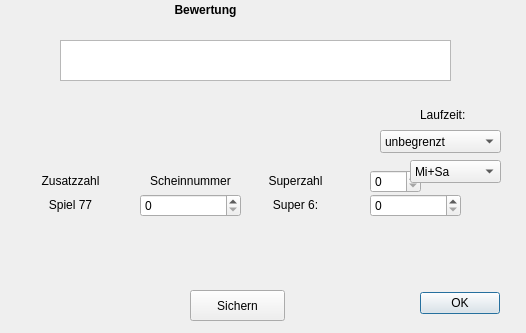
First picture: the form in lotto/gui/lotto_dialog.ui, repository MarkusHackspacher/pyLottoverwaltung, before the edit.
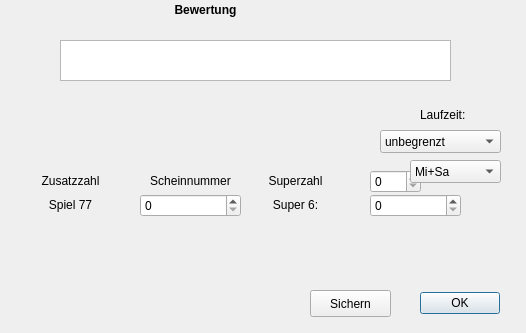
Second picture: the form after the edit.

Commit message: save changes in lotto_dialog

Diff of the .ui file:
```diff
--- a/lotto/gui/lotto_dialog.ui
+++ b/lotto/gui/lotto_dialog.ui
@@ -175,10 +175,10 @@
   <widget class="QPushButton" name="btn_save">
    <property name="geometry">
     <rect>
-     <x>190</x>
+     <x>310</x>
      <y>290</y>
-     <width>95</width>
-     <height>31</height>
+     <width>81</width>
+     <height>27</height>
     </rect>
    </property>
    <property name="text">
```
The commit also changes 4 other files.
